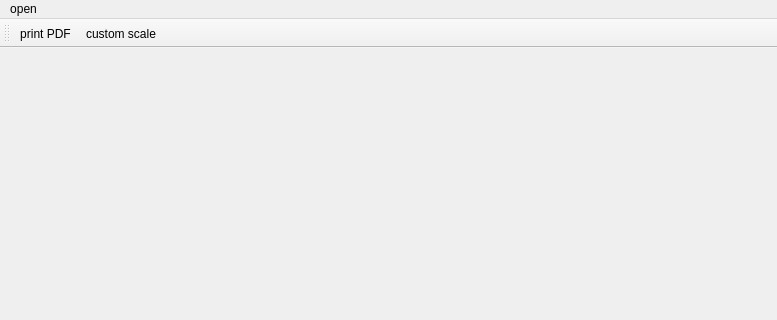
The window that mainwindow.ui (uiynyny/tzxfunctionplot) describes before a commit, drawn with Qt 5; both pictures show x 0 to 777 and y 0 to 320 of the 777 by 496 pixel window.
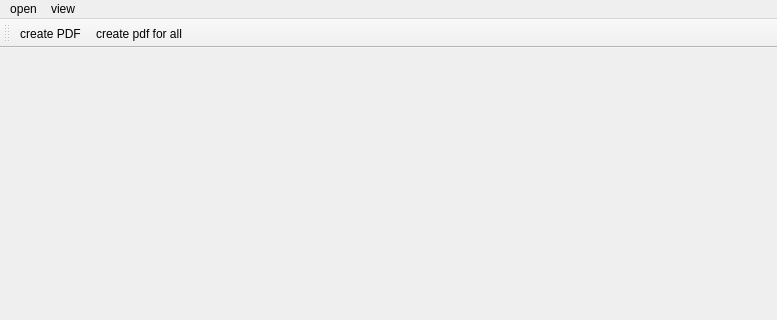
The same window after the commit.

```diff
--- a/mainwindow.ui
+++ b/mainwindow.ui
@@ -29,7 +29,15 @@
     </property>
     <addaction name="actionopen_folder"/>
    </widget>
+   <widget class="QMenu" name="menuview">
+    <property name="title">
+     <string>view</string>
+    </property>
+    <addaction name="actioncustom_scale"/>
+    <addaction name="actionauto_scale"/>
+   </widget>
    <addaction name="menufile"/>
+   <addaction name="menuview"/>
   </widget>
   <widget class="QToolBar" name="mainToolBar">
    <attribute name="toolBarArea">
@@ -39,7 +47,7 @@
     <bool>false</bool>
    </attribute>
    <addaction name="actionprint_PDF"/>
-   <addaction name="actioncustom_scale"/>
+   <addaction name="actioncreate_pdf_for_all"/>
   </widget>
   <widget class="QStatusBar" name="statusBar"/>
   <action name="actionopen_folder">
@@ -49,7 +57,7 @@
   </action>
   <action name="actionprint_PDF">
    <property name="text">
-    <string>print PDF</string>
+    <string>create PDF</string>
    </property>
    <property name="toolTip">
     <string>print PDF</string>
@@ -60,6 +68,19 @@
     <string>custom scale</string>
    </property>
   </action>
+  <action name="actioncreate_pdf_for_all">
+   <property name="text">
+    <string>create pdf for all</string>
+   </property>
+  </action>
+  <action name="actionauto_scale">
+   <property name="checkable">
+    <bool>false</bool>
+   </property>
+   <property name="text">
+    <string>auto scale</string>
+   </property>
+  </action>
  </widget>
  <layoutdefault spacing="6" margin="11"/>
  <resources/>
```
Left out of the diff: 5 changed lines with no effect on the pictures.
